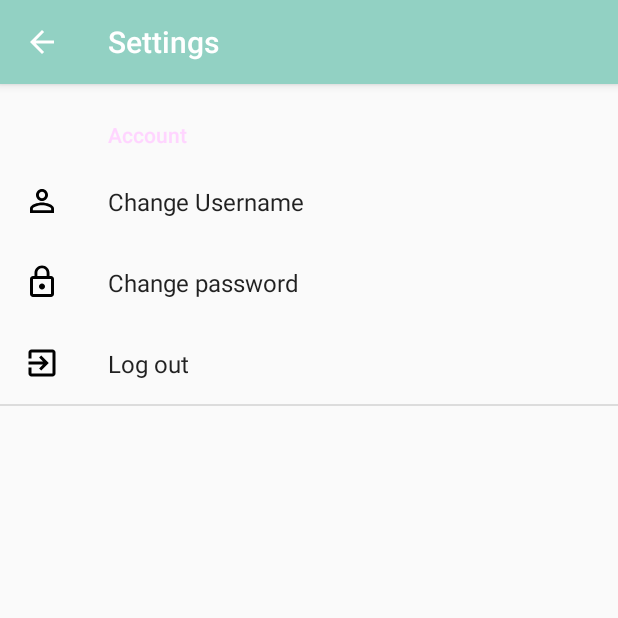
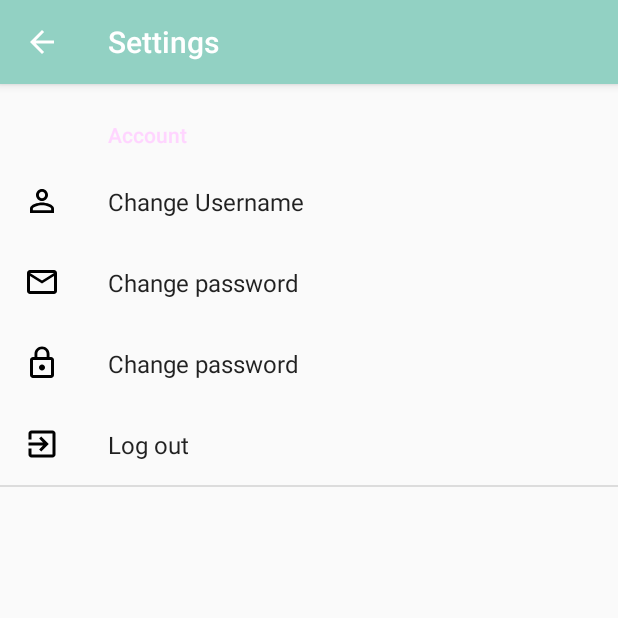
Before and after one commit to a93a/Qwez, an Android app: the SettingsActivity screen opened directly, with no data from a screen before it, on a phone screen of 412 x 824 dp, the top half of it. Run offline under Robolectric (Android 15) with nearby library versions, the light colour scheme and no system bars; our stand-ins replace ButterKnife, Dagger/Hilt's generated code, RxJava, Timber, androidx.preference; libraries missing offline, so code that uses them is left out: com.afollestad.materialdialogs.

Commit message:
+change pass

```diff
--- a/app/src/main/java/com/example/qwez/bus/RxBus.java
+++ b/app/src/main/java/com/example/qwez/bus/RxBus.java
@@ -61,6 +61,7 @@ public final class RxBus {
     public static final int TRY_LOG_OUT = 5;
     public static final int DELETE_GAME = 6;
     public static final int GAME_TOUCHED = 7;
+    public static final int TRY_CHANGE_PASSWORD = 8;
 
     //event type annotation
     @Retention(SOURCE)
@@ -71,7 +72,8 @@ public final class RxBus {
             TRY_SIGN_UP,
             TRY_LOG_OUT,
             DELETE_GAME,
-            GAME_TOUCHED})
+            GAME_TOUCHED,
+            TRY_CHANGE_PASSWORD})
     @interface Subject {
     }
 
--- /dev/null
+++ b/app/src/main/java/com/example/qwez/interactor/ChangeUserPasswordInteractor.java
@@ -0,0 +1,34 @@
+package com.example.qwez.interactor;
+
+import android.icu.text.SymbolTable;
+
+import com.example.qwez.repository.firebase.FirebaseAuthRepositoryType;
+
+import io.reactivex.Completable;
+import io.reactivex.android.schedulers.AndroidSchedulers;
+
+/**
+ * Interactor to change user password
+ */
+public class ChangeUserPasswordInteractor {
+
+    private final FirebaseAuthRepositoryType firebaseAuthRepositoryType;
+
+    public ChangeUserPasswordInteractor(FirebaseAuthRepositoryType firebaseAuthRepositoryType) {
+        this.firebaseAuthRepositoryType = firebaseAuthRepositoryType;
+    }
+
+    /**
+     * Get current user, then change password
+     * @param newPassword to set
+     * @return Completable that emits operation result
+     */
+    public Completable changeUserPassword(String newPassword){
+        return firebaseAuthRepositoryType.getCurrentUser()
+                .flatMapCompletable(firebaseUser -> {
+                        firebaseAuthRepositoryType.changeUserPassword(firebaseUser, newPassword);
+                        return Completable.complete();
+                })
+                .observeOn(AndroidSchedulers.mainThread());
+    }
+}
--- a/app/src/main/java/com/example/qwez/repository/firebase/FirebaseAuthRepositoryType.java
+++ b/app/src/main/java/com/example/qwez/repository/firebase/FirebaseAuthRepositoryType.java
@@ -36,4 +36,10 @@ public interface FirebaseAuthRepositoryType {
      * Log out current authorized user. Returns Completable with operation result.
      */
     Completable logoutUser();
+
+    /**
+     * Change current user password. Returns Completable with operation result.
+     */
+    Completable changeUserPassword(FirebaseUser firebaseUser, String newPassword);
+
 }
--- a/app/src/main/java/com/example/qwez/repository/firebase/rxwrapper/FirebaseAuthWrapper.java
+++ b/app/src/main/java/com/example/qwez/repository/firebase/rxwrapper/FirebaseAuthWrapper.java
@@ -6,6 +6,8 @@ import com.google.firebase.auth.AuthResult;
 import com.google.firebase.auth.FirebaseAuth;
 
 import androidx.annotation.NonNull;
+
+import io.reactivex.Completable;
 import io.reactivex.Maybe;
 import io.reactivex.MaybeEmitter;
 import io.reactivex.MaybeOnSubscribe;
--- a/app/src/main/java/com/example/qwez/ui/dialog/CustomMaterialDialog.java
+++ b/app/src/main/java/com/example/qwez/ui/dialog/CustomMaterialDialog.java
@@ -77,13 +77,13 @@ public class CustomMaterialDialog {
     }
 
     /**
-     * Get a "Add Question" dialog
+     * Get a custom dialog dialog with a positive button and a negative button
      * @param title dialog title
      * @param context of Activity/Fragment/Application
      * @param layout Custom layout to display in dialog
-     * @return MaterialDialog.Builder of addquestion dialog
+     * @return MaterialDialog.Builder of custom dialog
      */
-    public static MaterialDialog.Builder addQuestion(String title, Context context, LinearLayout layout){
+    public static MaterialDialog.Builder customDialog(String title, Context context, LinearLayout layout){
         return addNegPosBtn(context, LABEL_CANCEL, LABEL_OK)
                 .title(title)
                 .customView(layout, true);
--- a/app/src/main/java/com/example/qwez/ui/settings/SettingsActivity.java
+++ b/app/src/main/java/com/example/qwez/ui/settings/SettingsActivity.java
@@ -3,6 +3,10 @@ package com.example.qwez.ui.settings;
 
 import android.app.Activity;
 import android.os.Bundle;
+import android.view.LayoutInflater;
+import android.view.View;
+import android.widget.LinearLayout;
+import android.widget.TextView;
 
 import androidx.lifecycle.ViewModelProviders;
 
@@ -10,7 +14,10 @@ import com.afollestad.materialdialogs.MaterialDialog;
 import com.example.qwez.R;
 import com.example.qwez.base.BaseActivity;
 import com.example.qwez.bus.RxBus;
+import com.example.qwez.bus.event.ChangePassowordEvent;
 import com.example.qwez.ui.dialog.CustomMaterialDialog;
+import com.example.qwez.validator.PasswordValidate;
+import com.google.android.material.textfield.TextInputLayout;
 
 import javax.inject.Inject;
 
@@ -34,11 +41,19 @@ public class SettingsActivity extends BaseActivity {
         viewModel = ViewModelProviders.of(this,factory).get(SettingsViewModel.class);
         viewModel.logout().observe(this, this::onLogoutSuccess);
         viewModel.progress().observe(this, this::onProgress);
+        viewModel.passChange().observe(this, this::onPasswordChange);
 
         getSupportFragmentManager()
                 .beginTransaction()
                 .replace(R.id.setting_container, new SettingsFragment())
                 .commit();
+    }
+
+    private void onPasswordChange(Boolean changed) {
+        if(changed){
+            MaterialDialog.Builder builder = CustomMaterialDialog.okDialog("Password changed successful!", this)
+                    .onPositive((dialog, which) -> dialog.dismiss());
+        }
     }
 
     @Override
@@ -53,6 +68,38 @@ public class SettingsActivity extends BaseActivity {
                     .onPositive((dialog, which) -> {
                         dialog.dismiss();
                         viewModel.logoutUser();
+                    });
+            showCustomDialog(builder);
+        });
+
+        RxBus.subscribe(RxBus.TRY_CHANGE_PASSWORD, this, o -> {
+            LayoutInflater factory = LayoutInflater.from(this);
+            final View stdView = factory.inflate(R.layout.dialog_change_pass, null);
+            LinearLayout layout = stdView.findViewById(R.id.change_pass_linear);
+
+            TextView pass1 = layout.findViewById(R.id.dialog_cp_pass_one);
+            TextView pass2 = layout.findViewById(R.id.dialog_cp_pass_two);
+            TextInputLayout input1 = layout.findViewById(R.id.dialog_cp_input_one);
+            TextInputLayout input2 = layout.findViewById(R.id.dialog_cp_input_two);
+
+            MaterialDialog.Builder builder = CustomMaterialDialog.customDialog("Change your password", this, layout)
+                    .onNegative((dialog, which) -> dialog.dismiss())
+                    .onNegative((dialog, which) -> {
+                        dialog.dismiss();
+                        String pass1text = pass1.getText().toString();
+                        String pass2text = pass2.getText().toString();
+                        PasswordValidate passwordValidate = new PasswordValidate();
+                        if(passwordValidate.isValid(pass1text)){
+                            if(pass1text.equals(pass2text)){
+                                viewModel.changePassword(pass1text);
+                            }else{
+                                input1.setError("Passwords does not equal");
+                                input2.setError("Passwords does not equal");
+                            }
+                        }else{
+                            input1.setError(passwordValidate.getErrorMessage());
+                            input2.setError(passwordValidate.getErrorMessage());
+                        }
                     });
             showCustomDialog(builder);
         });
--- a/app/src/main/java/com/example/qwez/ui/settings/SettingsFragment.java
+++ b/app/src/main/java/com/example/qwez/ui/settings/SettingsFragment.java
@@ -1,15 +1,21 @@
 package com.example.qwez.ui.settings;
 
 import android.os.Bundle;
+import android.view.LayoutInflater;
+import android.view.View;
+import android.widget.LinearLayout;
+import android.widget.TextView;
 
 import androidx.preference.Preference;
 import androidx.preference.PreferenceFragmentCompat;
 
+import com.afollestad.materialdialogs.MaterialDialog;
 import com.example.qwez.R;
 import com.example.qwez.bus.RxBus;
+import com.example.qwez.bus.event.ChangePassowordEvent;
 import com.example.qwez.bus.event.LogoutEvent;
-
-import timber.log.Timber;
+import com.example.qwez.ui.dialog.CustomMaterialDialog;
+import com.example.qwez.validator.PasswordValidate;
 
 public class SettingsFragment extends PreferenceFragmentCompat {
 
@@ -23,6 +29,12 @@ public class SettingsFragment extends PreferenceFragmentCompat {
             return true;
         });
 
+        final Preference changePass = findPreference("change_password_preference");
+        changePass.setOnPreferenceClickListener(preference -> {
+            RxBus.publish(RxBus.TRY_CHANGE_PASSWORD, new ChangePassowordEvent(null));
+            return true;
+        });
+
     }
 
 
--- a/app/src/main/java/com/example/qwez/ui/settings/SettingsModule.java
+++ b/app/src/main/java/com/example/qwez/ui/settings/SettingsModule.java
@@ -1,5 +1,6 @@
 package com.example.qwez.ui.settings;
 
+import com.example.qwez.interactor.ChangeUserPasswordInteractor;
 import com.example.qwez.interactor.LogoutUserInteractor;
 import com.example.qwez.repository.firebase.FirebaseAuthRepositoryType;
 import com.example.qwez.router.LoginRouter;
@@ -14,8 +15,14 @@ public class SettingsModule {
 
     @Provides
     SettingsVMFactory settingsVMFactory(LogoutUserInteractor logoutUserInteractor,
-                                        LoginRouter loginRouter){
-        return new SettingsVMFactory(logoutUserInteractor, loginRouter);
+                                        LoginRouter loginRouter,
+                                        ChangeUserPasswordInteractor changeUserPasswordInteractor){
+        return new SettingsVMFactory(logoutUserInteractor, changeUserPasswordInteractor, loginRouter);
+    }
+
+    @Provides
+    ChangeUserPasswordInteractor changeUserPasswordInteractor(FirebaseAuthRepositoryType firebaseAuthRepositoryType){
+        return new ChangeUserPasswordInteractor(firebaseAuthRepositoryType);
     }
 
     @Provides
--- a/app/src/main/java/com/example/qwez/ui/settings/SettingsVMFactory.java
+++ b/app/src/main/java/com/example/qwez/ui/settings/SettingsVMFactory.java
@@ -4,22 +4,25 @@ import androidx.annotation.NonNull;
 import androidx.lifecycle.ViewModel;
 import androidx.lifecycle.ViewModelProvider;
 
+import com.example.qwez.interactor.ChangeUserPasswordInteractor;
 import com.example.qwez.interactor.LogoutUserInteractor;
 import com.example.qwez.router.LoginRouter;
 
 public class SettingsVMFactory implements ViewModelProvider.Factory {
 
     private final LogoutUserInteractor logoutUserInteractor;
+    private final ChangeUserPasswordInteractor changeUserPasswordInteractor;
     private final LoginRouter loginRouter;
 
-    public SettingsVMFactory(LogoutUserInteractor logoutUserInteractor, LoginRouter loginRouter) {
+    public SettingsVMFactory(LogoutUserInteractor logoutUserInteractor, ChangeUserPasswordInteractor changeUserPasswordInteractor, LoginRouter loginRouter) {
         this.logoutUserInteractor = logoutUserInteractor;
+        this.changeUserPasswordInteractor = changeUserPasswordInteractor;
         this.loginRouter = loginRouter;
     }
 
     @NonNull
     @Override
     public <T extends ViewModel> T create(@NonNull Class<T> modelClass) {
-        return (T) new SettingsViewModel(logoutUserInteractor, loginRouter);
+        return (T) new SettingsViewModel(logoutUserInteractor, changeUserPasswordInteractor, loginRouter);
     }
 }
--- a/app/src/main/java/com/example/qwez/ui/settings/SettingsViewModel.java
+++ b/app/src/main/java/com/example/qwez/ui/settings/SettingsViewModel.java
@@ -5,20 +5,22 @@ import android.content.Context;
 import androidx.lifecycle.MutableLiveData;
 
 import com.example.qwez.base.BaseViewModel;
+import com.example.qwez.interactor.ChangeUserPasswordInteractor;
 import com.example.qwez.interactor.LogoutUserInteractor;
 import com.example.qwez.router.LoginRouter;
-
-import timber.log.Timber;
 
 public class SettingsViewModel extends BaseViewModel {
 
     private final MutableLiveData<Boolean> logout = new MutableLiveData<>();
+    private final MutableLiveData<Boolean> passChanged = new MutableLiveData<>();
 
     private final LogoutUserInteractor logoutUserInteractor;
+    private final ChangeUserPasswordInteractor changeUserPasswordInteractor;
     private final LoginRouter loginRouter;
 
-    public SettingsViewModel(LogoutUserInteractor logoutUserInteractor, LoginRouter loginRouter) {
+    public SettingsViewModel(LogoutUserInteractor logoutUserInteractor, ChangeUserPasswordInteractor changeUserPasswordInteractor, LoginRouter loginRouter) {
         this.logoutUserInteractor = logoutUserInteractor;
+        this.changeUserPasswordInteractor = changeUserPasswordInteractor;
         this.loginRouter = loginRouter;
     }
 
@@ -26,6 +28,16 @@ public class SettingsViewModel extends BaseViewModel {
         progress.setValue(true);
         disposable = logoutUserInteractor.logout()
                 .subscribe(this::onLogout,this::onError);
+    }
+
+    public void changePassword(String newPass){
+        disposable = changeUserPasswordInteractor.changeUserPassword(newPass)
+                .subscribe(this::onPassChange,this::onError);
+    }
+
+    private void onPassChange() {
+        progress.setValue(false);
+        passChanged.setValue(true);
     }
 
     private void onLogout() {
@@ -40,4 +52,8 @@ public class SettingsViewModel extends BaseViewModel {
     public MutableLiveData<Boolean> logout() {
         return logout;
     }
+
+    public MutableLiveData<Boolean> passChange(){
+        return passChanged;
+    }
 }
--- /dev/null
+++ b/app/src/main/res/drawable/email.xml
@@ -0,0 +1,9 @@
+<vector xmlns:android="http://schemas.android.com/apk/res/android"
+        android:width="24dp"
+        android:height="24dp"
+        android:viewportWidth="24.0"
+        android:viewportHeight="24.0">
+    <path
+        android:fillColor="#FF000000"
+        android:pathData="M20,4L4,4c-1.1,0 -1.99,0.9 -1.99,2L2,18c0,1.1 0.9,2 2,2h16c1.1,0 2,-0.9 2,-2L22,6c0,-1.1 -0.9,-2 -2,-2zM20,18L4,18L4,8l8,5 8,-5v10zM12,11L4,6h16l-8,5z"/>
+</vector>
--- a/app/src/main/res/values/strings.xml
+++ b/app/src/main/res/values/strings.xml
@@ -19,4 +19,6 @@
     <string name="settings">Settings</string>
     <string name="choose_a_category">Choose a category:</string>
     <string name="choose_difficulty">Choose difficulty</string>
+    <string name="enter_new_password">Enter new password</string>
+    <string name="repeat_new_password">Repeat new password</string>
 </resources>
--- a/app/src/main/res/xml/preferences.xml
+++ b/app/src/main/res/xml/preferences.xml
@@ -11,6 +11,14 @@
             android:selectAllOnFocus="true"
             android:singleLine="true"
             android:title="Change Username" />
+
+        <Preference
+            android:icon="@drawable/email"
+            android:defaultValue="Default value"
+            android:key="change_email_preference"
+            android:selectAllOnFocus="true"
+            android:singleLine="true"
+            android:title="Change password" />
 
         <Preference
             android:icon="@drawable/changepass"
```
Also changed, not shown: app/src/main/java/com/example/qwez/bus/event/ChangePassowordEvent.java (added, +19 -0 lines), app/src/main/java/com/example/qwez/repository/firebase/FirebaseAuthRepository.java (+12 -0 lines), app/src/main/java/com/example/qwez/repository/firebase/rxwrapper/FirebaseUserWrapper.java (added, +24 -0 lines), app/src/main/java/com/example/qwez/ui/start/StartActivity.java (+1 -9 lines), app/src/main/res/layout/dialog_change_pass.xml (added, +44 -0 lines).
